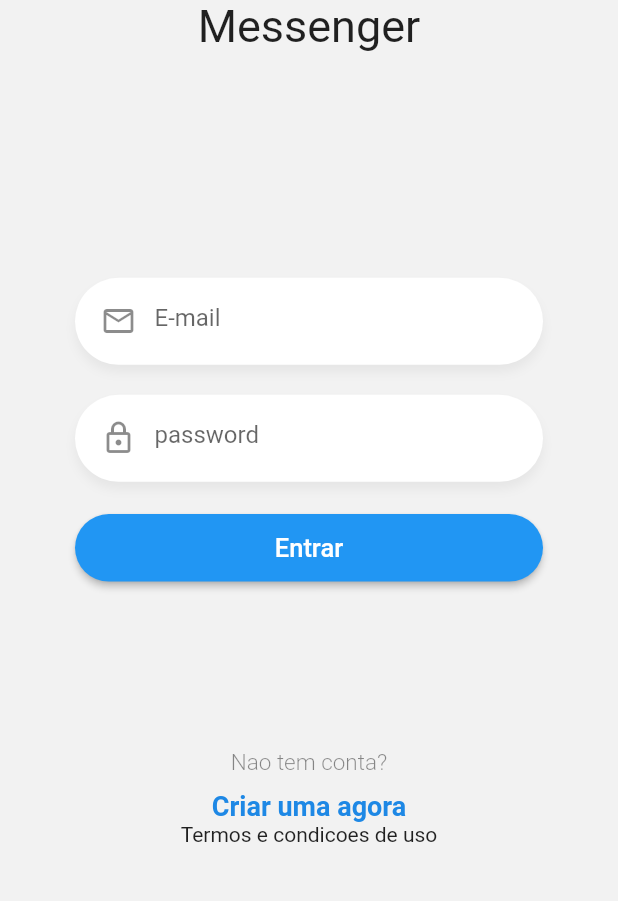
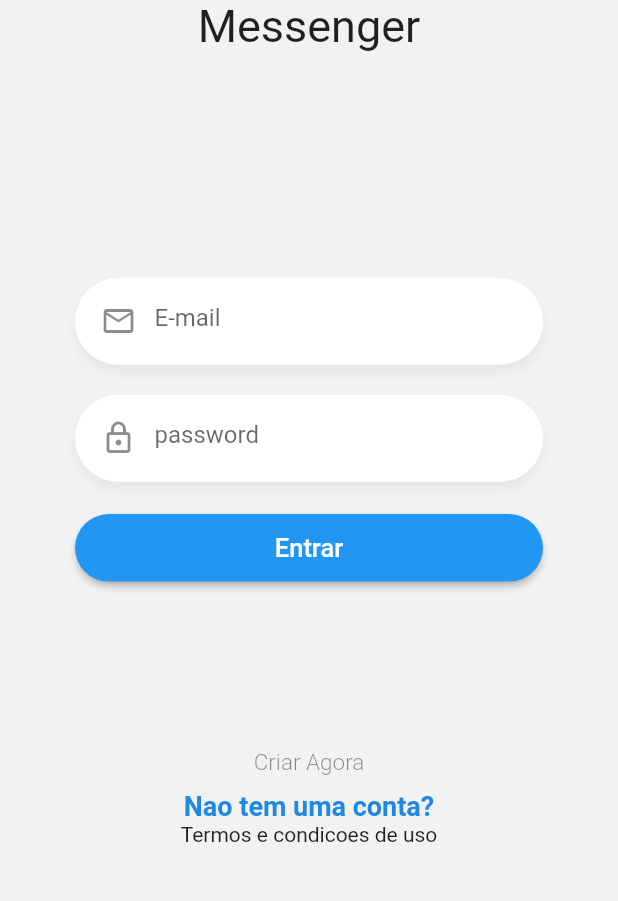
Before and after one commit to eliezerantonio/flutter-avancado, a Flutter app: the screen it shows after launch, on a phone screen of 412 x 824 dp, the part 251-1152 px from its top. Run offline on Flutter 3.47's test engine with Material 2 defaults, Android fonts, the phone set to English and light mode, and no system bars; our stand-ins replace cloud_firestore, firebase_auth, pie_chart, socket_io_client; accounts and stored records are empty.

```diff
--- a/chat_flutter/lib/pages/login_page.dart
+++ b/chat_flutter/lib/pages/login_page.dart
@@ -22,6 +22,8 @@ class LoginPage extends StatelessWidget {
                 Logo(title: "Messenger"),
                 _Form(),
                 Labels(
+                  createAccount: "Nao tem uma conta?",
+                  haveAccount: "Criar Agora",
                   route: 'register',
                 ),
               ],
--- a/chat_flutter/lib/widegts/labela.dart
+++ b/chat_flutter/lib/widegts/labela.dart
@@ -1,14 +1,18 @@
 import 'package:flutter/material.dart';
 
 class Labels extends StatelessWidget {
-  const Labels({Key key, @required this.route}) : super(key: key);
+  const Labels(
+      {Key key, @required this.route, this.haveAccount, this.createAccount})
+      : super(key: key);
   final String route;
+  final String haveAccount;
+  final String createAccount;
 
   @override
   Widget build(BuildContext context) {
     return Column(children: [
       Text(
-        "Nao tem conta?",
+        haveAccount,
         style: TextStyle(
           color: Colors.black45,
           fontSize: 15,
@@ -23,7 +27,7 @@ class Labels extends StatelessWidget {
           Navigator.of(context).pushReplacementNamed(this.route);
         },
         child: Text(
-          "Criar uma agora",
+          createAccount,
           style: TextStyle(
             color: Colors.blue[600],
             fontSize: 18,
```
